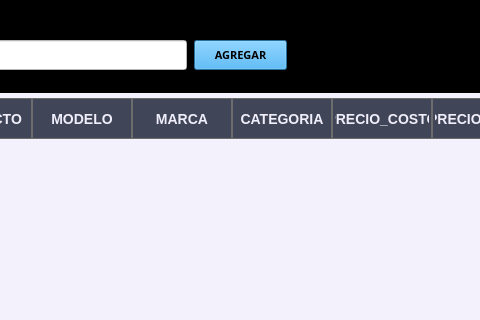
Qt form negocio/ventana_agregar_articulo.ui (NVidia09/Comercio) before a commit; both pictures show x 186 to 666 and y 0 to 320 of the 870 by 589 pixel window.
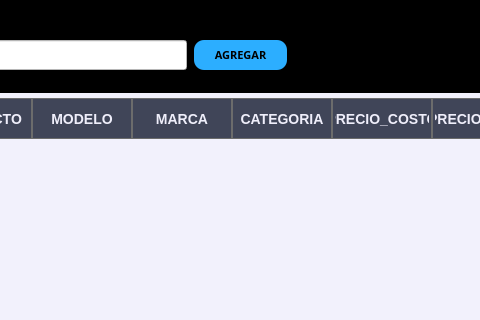
The same form after that commit.

Diff of the .ui file:
```diff
--- a/negocio/ventana_agregar_articulo.ui
+++ b/negocio/ventana_agregar_articulo.ui
@@ -168,6 +168,7 @@
    <property name="styleSheet">
     <string notr="true">QPushButton{
 background-color:#2caeff;
+border-radius:10px;
 }
 
 QPushButton:hover{
```
